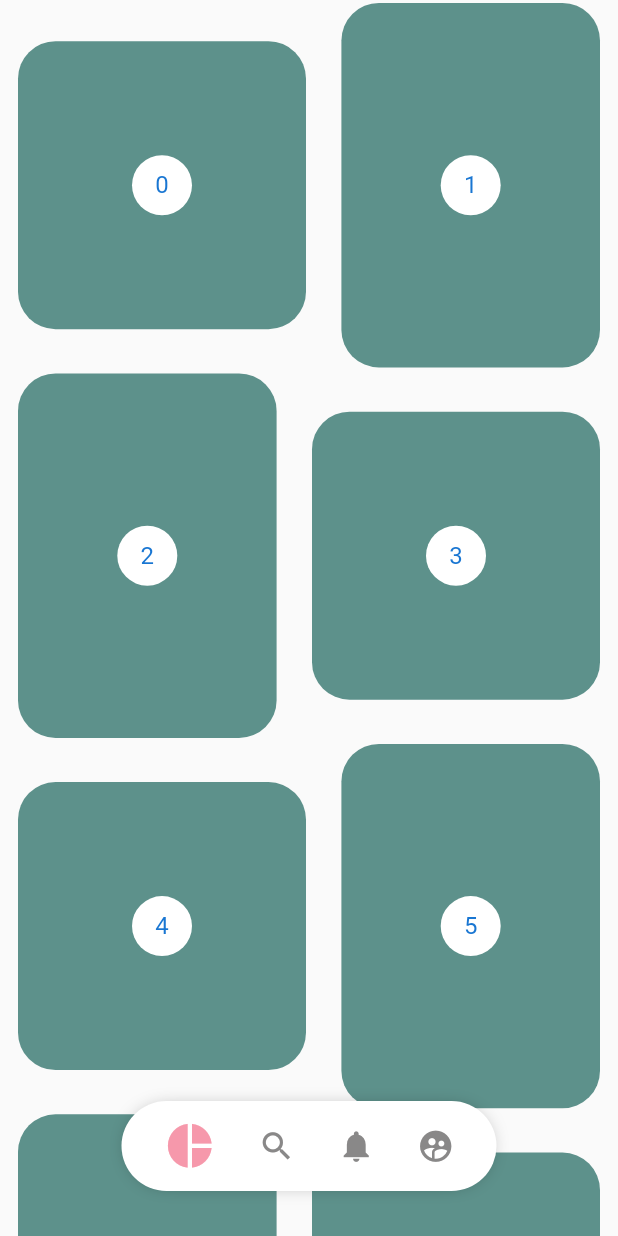
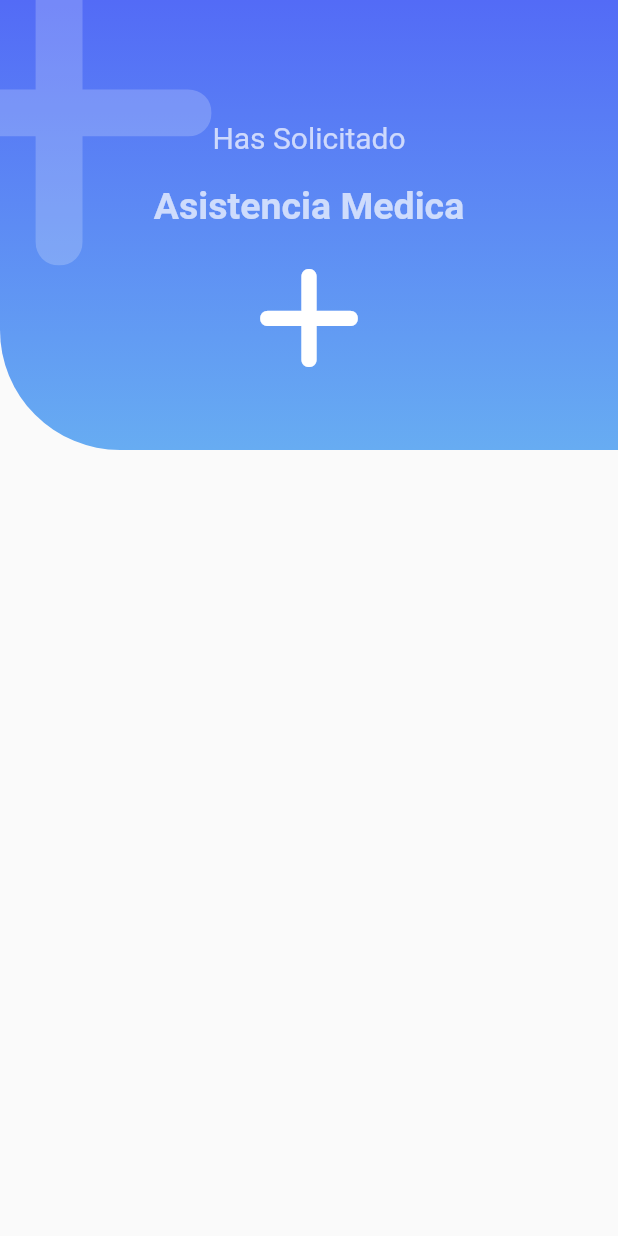
Before and after one commit to LluviaSaucedoM/intermediateFlutterCourse, a Flutter app: the screen it shows after launch, on a phone screen of 412 x 824 dp. Run offline on Flutter 3.47's test engine with Material 2 defaults, Android fonts, the light colour scheme and no system bars; our stand-ins replace flutter_svg, font_awesome_flutter.

Commit message:
Witget IconHeder

```diff
--- a/lib/main.dart
+++ b/lib/main.dart
@@ -1,6 +1,5 @@
+import 'package:designs/src/pages/emergency_page.dart';
 import 'package:flutter/material.dart';
-
-import 'src/pages/pinterest_page.dart';
 
 void main() {
   runApp(const MyApp());
@@ -13,6 +12,6 @@ class MyApp extends StatelessWidget {
     return const MaterialApp(
         debugShowCheckedModeBanner: false,
         title: 'Diseños App',
-        home: PinterestPage());
+        home: EmergencyPage());
   }
 }
--- /dev/null
+++ b/lib/src/pages/emergency_page.dart
@@ -0,0 +1,19 @@
+import 'package:designs/src/widgets/headers.dart';
+import 'package:flutter/material.dart';
+import 'package:font_awesome_flutter/font_awesome_flutter.dart';
+
+class EmergencyPage extends StatelessWidget {
+  const EmergencyPage({Key? key}) : super(key: key);
+
+  @override
+  Widget build(BuildContext context) {
+    return const Scaffold(
+        body: IconHeder(
+      icon: FontAwesomeIcons.plus,
+      titulo: 'Asistencia Medica',
+      subtitulo: 'Has Solicitado',
+      color1: Color(0xff536Bf6),
+      color2: Color(0xff67ACF2),
+    ));
+  }
+}
--- a/lib/src/widgets/headers.dart
+++ b/lib/src/widgets/headers.dart
@@ -1,4 +1,5 @@
 import 'package:flutter/material.dart';
+import 'package:font_awesome_flutter/font_awesome_flutter.dart';
 
 class HeaderCuadrado extends StatelessWidget {
   const HeaderCuadrado({Key? key}) : super(key: key);
@@ -301,3 +302,92 @@ class _HeaderWaveGradientPainter extends CustomPainter {
     return true;
   }
 }
+
+class IconHeder extends StatelessWidget {
+  const IconHeder(
+      {Key? key,
+      required this.icon,
+      required this.titulo,
+      required this.subtitulo,
+      this.color1 = const Color.fromARGB(255, 76, 168, 175),
+      this.color2 = const Color.fromARGB(255, 33, 243, 226)})
+      : super(key: key);
+
+  final IconData icon;
+  final String titulo;
+  final String subtitulo;
+  final Color color1;
+  final Color color2;
+
+  @override
+  Widget build(BuildContext context) {
+    final Color colorBlanco = Colors.white.withOpacity(0.7);
+    return Stack(
+      children: <Widget>[
+        _IconHeaderBadgraund(
+          color1: color1,
+          color2: color2,
+        ),
+        Positioned(
+          top: -50,
+          left: -70,
+          child: FaIcon(
+            icon,
+            size: 250,
+            color: Colors.white.withOpacity(0.2),
+          ),
+        ),
+        Column(
+          children: [
+            const SizedBox(
+              height: 80,
+              width: double.infinity,
+            ),
+            Text(
+              subtitulo,
+              style: TextStyle(fontSize: 20, color: colorBlanco),
+            ),
+            const SizedBox(height: 20),
+            Text(
+              titulo,
+              style: TextStyle(
+                  fontSize: 25,
+                  color: colorBlanco,
+                  fontWeight: FontWeight.bold),
+            ),
+            const SizedBox(height: 20),
+            FaIcon(
+              icon,
+              size: 80,
+              color: Colors.white,
+            ),
+          ],
+        )
+      ],
+    );
+  }
+}
+
+class _IconHeaderBadgraund extends StatelessWidget {
+  const _IconHeaderBadgraund({
+    Key? key,
+    required this.color1,
+    required this.color2,
+  }) : super(key: key);
+  final Color color1;
+  final Color color2;
+  @override
+  Widget build(BuildContext context) {
+    return Container(
+      width: double.infinity,
+      height: 300,
+      decoration: BoxDecoration(
+          borderRadius:
+              const BorderRadius.only(bottomLeft: Radius.circular(80)),
+          gradient: LinearGradient(
+              begin: Alignment.topCenter,
+              end: Alignment.bottomCenter,
+              colors: <Color>[color1, color2])),
+    );
+  }
+}
--- a/lib/src/widgets/pinterest_menu.dart
+++ b/lib/src/widgets/pinterest_menu.dart
@@ -87,6 +87,8 @@ class _PinterestMenuButton extends StatelessWidget {
   Widget build(BuildContext context) {
     final itemSeleccionado = Provider.of<_MenuModel>(context).itemSeleccionado;
     final menuModel = Provider.of<_MenuModel>(context);
+    debugPrint('menuModel: $menuModel');
+    debugPrint('PinterestButton Item: $item');
     return GestureDetector(
       onTap: () {
         Provider.of<_MenuModel>(context, listen: false).itemSeleccionado =
--- a/pubspec.yaml
+++ b/pubspec.yaml
@@ -11,6 +11,7 @@ dependencies:
   flutter_svg: ^1.1.1+1
   provider: ^6.0.3
   flutter_staggered_grid_view: ^0.6.2
+  font_awesome_flutter: ^10.1.0
 dev_dependencies:
   flutter_test:
     sdk: flutter
```
Also changed, not shown: pubspec.lock.
